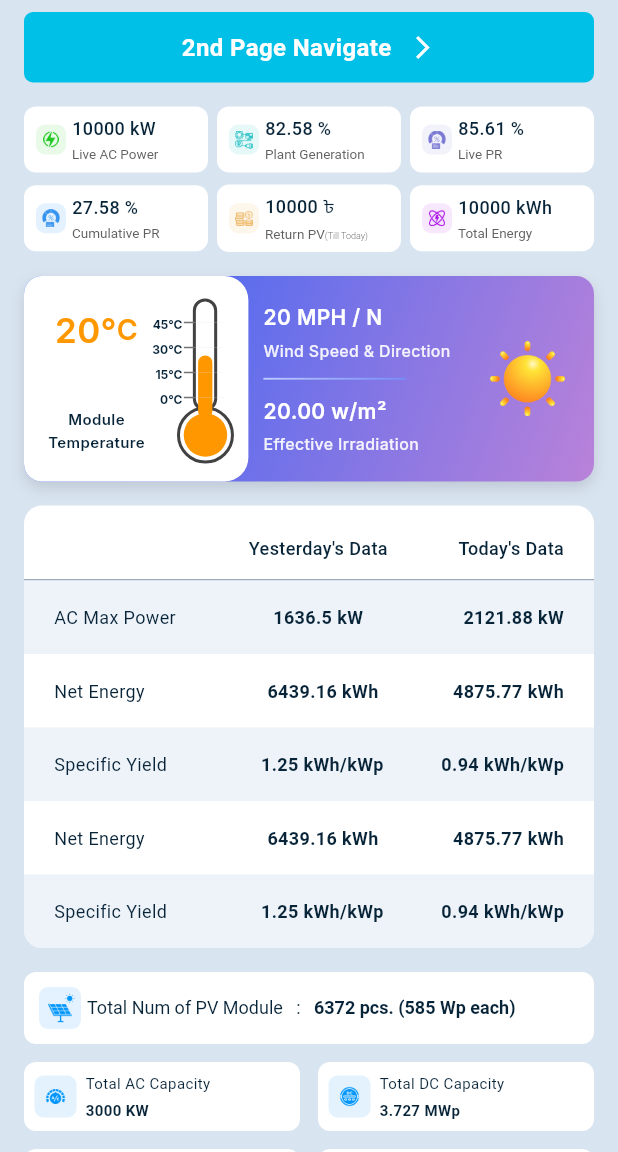
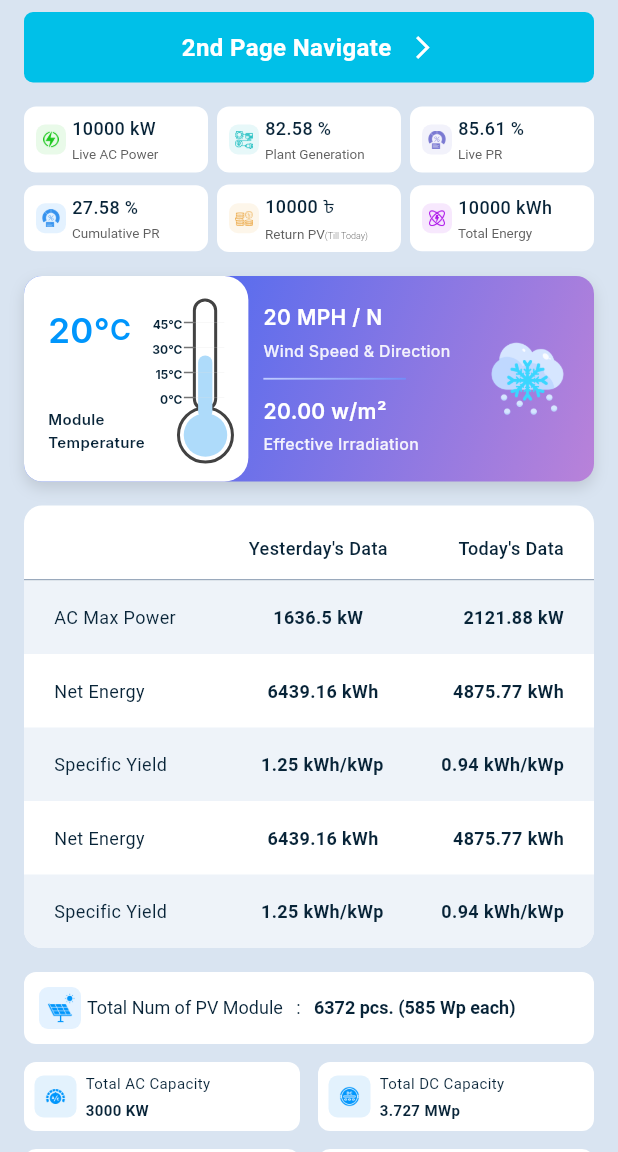
Before and after one commit to LokmanHossen/practical-Flutter-development-task, a Flutter app: the screen it shows after launch, after a tap on "Login", on a phone screen of 412 x 824 dp, the part 84-1236 px from its top. Run offline on Flutter 3.47's test engine with Material 3 defaults, Android fonts, the phone set to English and light mode, and no system bars; our stand-ins replace get, google_fonts, modal_bottom_sheet.

Commit message:
Optimize dashboard

```diff
--- a/lib/core/constants/icon_path.dart
+++ b/lib/core/constants/icon_path.dart
@@ -36,6 +36,8 @@ class IconPath {
   static const String analysisIcon = '$_basePath/analysis.png';
   static const String gGeneratorIcon = '$_basePath/g_generator.png';
   static const String pluginIcon = '$_basePath/plugin.png';
+  static const String snowIcon = '$_basePath/snow.png';
+
 
 
 }
--- a/lib/feature/dashboard_view/dashboard_one_view/controller/temperature_card_controller.dart
+++ b/lib/feature/dashboard_view/dashboard_one_view/controller/temperature_card_controller.dart
@@ -64,8 +64,8 @@ class TemperatureController extends GetxController {
     // Default for other times
     else {
       temperature.value = 20;
-      weatherIcon.value = Image.asset(IconPath.sunnyIcon);
-      temperatureColor.value = Colors.orange;
+      weatherIcon.value = Image.asset(IconPath.snowIcon);
+      temperatureColor.value =  Color(0xFFaedbfa);
       windSpeed.value = 20;
       windDirection.value = 'N';
       irradiation.value = 20.00;
--- a/lib/feature/dashboard_view/dashboard_one_view/screens/dashboard_one_screen.dart
+++ b/lib/feature/dashboard_view/dashboard_one_view/screens/dashboard_one_screen.dart
@@ -1,18 +1,25 @@
 import 'package:flutter/material.dart';
 import 'package:get/get.dart';
-import 'package:scube_app/core/constants/app_colors.dart';
-import 'package:scube_app/core/constants/icon_path.dart';
 import 'package:scube_app/feature/dashboard_view/dashboard_one_view/controller/temperature_card_controller.dart';
 import 'package:scube_app/feature/dashboard_view/dashboard_one_view/controller/dashboard_one_controller.dart';
+import 'package:scube_app/feature/dashboard_view/dashboard_one_view/screens/dashboard_screen.dart';
 import 'package:scube_app/feature/dashboard_view/dashboard_one_view/widgets/inverter_card.dart';
 import 'package:scube_app/feature/dashboard_view/dashboard_one_view/widgets/system_info.dart';
 import 'package:scube_app/feature/dashboard_view/dashboard_one_view/widgets/temperature_card.dart';
 import 'package:scube_app/feature/dashboard_view/dashboard_one_view/widgets/top_metrics.dart';
 import 'package:scube_app/feature/dashboard_view/dashboard_one_view/widgets/yesterday_data_container.dart';
-import 'package:scube_app/routes/app_routes.dart';
 
 class DashboardOneScreen extends StatelessWidget {
   const DashboardOneScreen({super.key});
+
+  @override
+  Widget build(BuildContext context) {
+    return const DashboardScreen();
+  }
+}
+
+class DashboardOneContent extends StatelessWidget {
+  const DashboardOneContent({super.key});
 
   @override
   Widget build(BuildContext context) {
@@ -21,40 +28,9 @@ class DashboardOneScreen extends StatelessWidget {
       TemperatureController(),
     );
 
-    return Scaffold(
-      backgroundColor: AppColors.backgroundColor,
-      appBar: AppBar(
-        backgroundColor: Colors.white,
-        surfaceTintColor: Colors.white,
-        elevation: 0,
-        leading: IconButton(
-          icon: const Icon(Icons.arrow_back, color: Colors.black),
-          onPressed: () => Get.back(),
-        ),
-        title: const Text(
-          '1st Page',
-          style: TextStyle(color: Colors.black, fontWeight: FontWeight.w600),
-        ),
-        centerTitle: true,
-        actions: [
-          IconButton(
-            icon: Badge(
-              smallSize: 11,
-              child: Image.asset(IconPath.notificationIcon, height: 24),
-            ),
-
-            onPressed: () {},
-          ),
-        ],
-      ),
-      body: Obx(
-        () => SingleChildScrollView(
-          padding: const EdgeInsets.symmetric(vertical: 8,horizontal: 16),
-          child: SafeArea(
-            child: Column(
+    return Obx(
+      () => Column(
         children: [
-                _buildNavigateButton(controller),
-                const SizedBox(height: 16),
           buildTopMetrics(controller.solarData.value),
           const SizedBox(height: 16),
           Obx(
@@ -64,8 +40,7 @@ class DashboardOneScreen extends StatelessWidget {
               windDirection: temperatureController.windDirection.value,
               irradiation: temperatureController.irradiation.value,
               weatherIcon: temperatureController.weatherIcon.value,
-                    temperatureColor:
-                        temperatureController.temperatureColor.value,
+              temperatureColor: temperatureController.temperatureColor.value,
             ),
           ),
           const SizedBox(height: 16),
@@ -81,41 +56,6 @@ class DashboardOneScreen extends StatelessWidget {
           ),
         ],
       ),
-          ),
-        ),
-      ),
     );
   }
-
-  Widget _buildNavigateButton(DashboardOneController controller) {
-    return InkWell(
-      onTap: () => Get.toNamed(AppRoute.dashboardTwoScreen),
-
-      child: Container(
-        padding: const EdgeInsets.symmetric(vertical: 12),
-        decoration: BoxDecoration(
-          color: Color(0xFF00C0E8),
-
-          borderRadius: BorderRadius.circular(6),
-        ),
-        child: Row(
-          mainAxisAlignment: MainAxisAlignment.center,
-          children: [
-            const Text(
-              '2nd Page Navigate',
-              style: TextStyle(
-                color: Colors.white,
-                fontSize: 16,
-                fontWeight: FontWeight.w600,
-              ),
-            ),
-            const SizedBox(width: 12),
-            const Icon(Icons.arrow_forward_ios, color: Colors.white, size: 18),
-          ],
-        ),
-      ),
-    );
 }
-
-
-}
--- /dev/null
+++ b/lib/feature/dashboard_view/dashboard_one_view/screens/dashboard_screen.dart
@@ -0,0 +1,92 @@
+import 'package:flutter/material.dart';
+import 'package:get/get.dart';
+import 'package:scube_app/core/constants/app_colors.dart';
+import 'package:scube_app/core/constants/icon_path.dart';
+import 'package:scube_app/feature/dashboard_view/dashboard_one_view/screens/dashboard_one_screen.dart';
+import 'package:scube_app/feature/dashboard_view/dashboard_two_view/screen/dashboard_two_screen.dart';
+import 'package:scube_app/routes/app_routes.dart';
+
+class DashboardScreen extends StatelessWidget {
+  const DashboardScreen({super.key});
+
+  @override
+  Widget build(BuildContext context) {
+    final currentRoute = Get.currentRoute;
+    final isFirstPage = currentRoute == AppRoute.dashboardOneScreen;
+
+    return Scaffold(
+      backgroundColor: AppColors.backgroundColor,
+      appBar: AppBar(
+        backgroundColor: Colors.white,
+        surfaceTintColor: Colors.white,
+        elevation: 0,
+        leading: IconButton(
+          icon: const Icon(Icons.arrow_back, color: Colors.black),
+          onPressed: () => Get.back(),
+        ),
+        title: Text(
+          isFirstPage ? '1st Page' : '2nd Page',
+          style: const TextStyle(color: Colors.black, fontWeight: FontWeight.w600),
+        ),
+        centerTitle: true,
+        actions: [
+          IconButton(
+            icon: Badge(
+              smallSize: 11,
+              child: Image.asset(IconPath.notificationIcon, height: 24),
+            ),
+            onPressed: () {},
+          ),
+        ],
+      ),
+      body: SingleChildScrollView(
+        padding: const EdgeInsets.symmetric(vertical: 8, horizontal: 16),
+        child: SafeArea(
+          child: Column(
+            children: [
+              _buildNavigateButton(isFirstPage),
+              const SizedBox(height: 16),
+              isFirstPage
+                  ? const DashboardOneContent()
+                  : const DashboardTwoContent(),
+            ],
+          ),
+        ),
+      ),
+    );
+  }
+
+  Widget _buildNavigateButton(bool isFirstPage) {
+    return InkWell(
+      onTap: () {
+        if (isFirstPage) {
+          Get.toNamed(AppRoute.dashboardTwoScreen);
+        } else {
+          Get.toNamed(AppRoute.dashboardOneScreen);
+        }
+      },
+      child: Container(
+        padding: const EdgeInsets.symmetric(vertical: 12),
+        decoration: BoxDecoration(
+          color: const Color(0xFF00C0E8),
+          borderRadius: BorderRadius.circular(6),
+        ),
+        child: Row(
+          mainAxisAlignment: MainAxisAlignment.center,
+          children: [
+            Text(
+              isFirstPage ? '2nd Page Navigate' : '1st Page Navigate',
+              style: const TextStyle(
+                color: Colors.white,
+                fontSize: 16,
+                fontWeight: FontWeight.w600,
+              ),
+            ),
+            const SizedBox(width: 12),
+            const Icon(Icons.arrow_forward_ios, color: Colors.white, size: 18),
+          ],
+        ),
+      ),
+    );
+  }
+}
--- a/lib/feature/dashboard_view/dashboard_one_view/widgets/temperature_card.dart
+++ b/lib/feature/dashboard_view/dashboard_one_view/widgets/temperature_card.dart
@@ -57,15 +57,17 @@ class TemperatureCard extends StatelessWidget {
             child: Row(
               children: [
                 Column(
+                  crossAxisAlignment: CrossAxisAlignment.start,
                   children: [
                     Row(
+
                       children: [
                         Text(
                           '$temperature°',
                           style: globalTextStyle(
                             fontSize: 22.sp,
                             fontWeight: FontWeight.w600,
-                            color: temperatureColor,
+                            color: Color(0xFF0096FC),
                           ),
                         ),
                         Text(
@@ -73,7 +75,7 @@ class TemperatureCard extends StatelessWidget {
                           style: globalTextStyle(
                             fontSize: 18.sp,
                             fontWeight: FontWeight.w600,
-                            color: temperatureColor,
+                            color: Color(0xFF0096FC),
                           ),
                         ),
                       ],
```
Also changed, not shown: lib/feature/dashboard_view/dashboard_two_view/screen/dashboard_two_screen.dart (+18 -82 lines), assets/icons/snow.png (added). Lines whose indentation alone changed are shown as unchanged.
